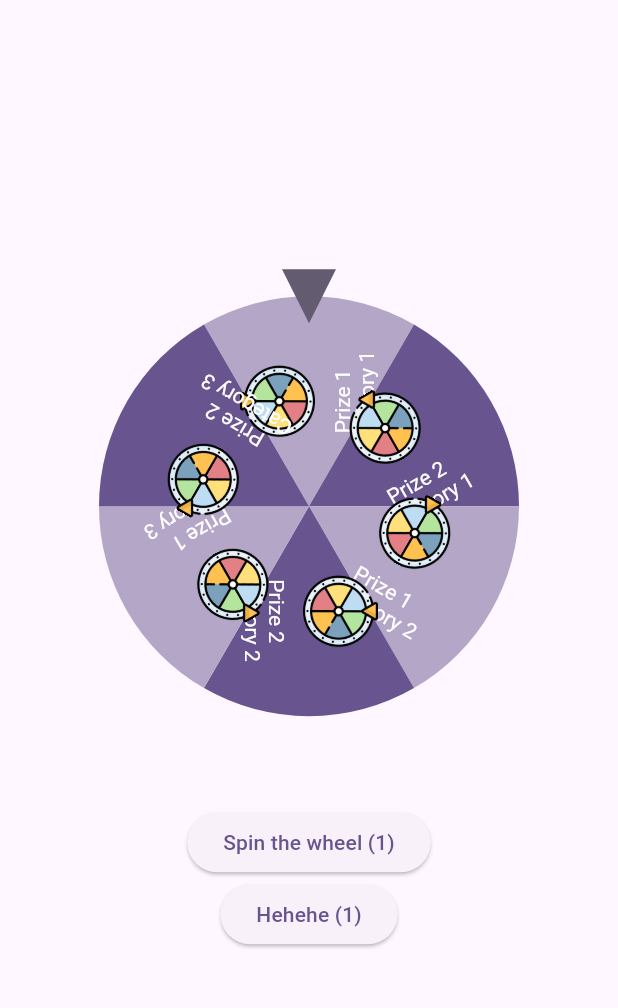
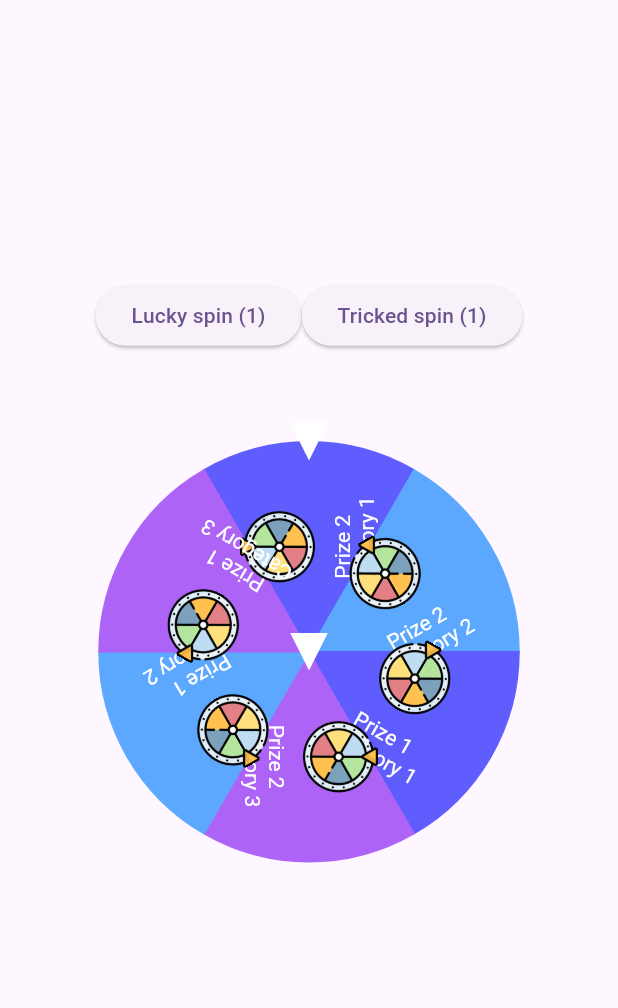
Before and after one commit to GrowersGoCore/cubit_demo, a Flutter app: the screen it shows after launch, on a phone screen of 412 x 824 dp, the part 63-1071 px from its top. Run offline on Flutter 3.47's test engine with Material 3 defaults, Android fonts, the phone set to English and light mode, and no system bars; drawn by our look-alikes of flutter_fortune_wheel; our stand-ins replace bloc, equatable, flutter_bloc, rive, rxdart.

Commit message:
no pan physics and wheel customization

```diff
--- a/fortune_wheel/lib/fortune_wheel/bloc/wheel_cubit.dart
+++ b/fortune_wheel/lib/fortune_wheel/bloc/wheel_cubit.dart
@@ -27,28 +27,34 @@ class FortuneWheelCubit extends Cubit<FortuneWheelState> {
         Prize(
             icon: 'assets/icon1.png',
             name: 'Prize 1',
-            category: Category.category1),
+            category: Category.category1,
+            categoryColor: CategoryColor.category1),
         Prize(
             icon: 'assets/icon1.png',
             name: 'Prize 2',
-            category: Category.category1),
+            category: Category.category1,
+            categoryColor: CategoryColor.category1),
         Prize(
             icon: 'assets/icon1.png',
             name: 'Prize 1',
-            category: Category.category2),
+            category: Category.category2,
+            categoryColor: CategoryColor.category2),
         Prize(
             icon: 'assets/icon1.png',
             name: 'Prize 2',
-            category: Category.category2),
+            category: Category.category2,
+            categoryColor: CategoryColor.category2),
         Prize(
             icon: 'assets/icon1.png',
             name: 'Prize 1',
-            category: Category.category3),
+            category: Category.category3,
+            categoryColor: CategoryColor.category3),
         Prize(
             icon: 'assets/icon1.png',
             name: 'Prize 2',
-            category: Category.category3),
-      ],
+            category: Category.category3,
+            categoryColor: CategoryColor.category3),
+      ]..shuffle(),
     ));
   }
 
--- a/fortune_wheel/lib/fortune_wheel/view/wheel_view.dart
+++ b/fortune_wheel/lib/fortune_wheel/view/wheel_view.dart
@@ -20,12 +20,61 @@ class FortuneWheelView extends StatelessWidget {
             child: Column(
               mainAxisAlignment: MainAxisAlignment.center,
               children: [
+                Row(
+                  mainAxisAlignment: MainAxisAlignment.center,
+                  children: [
+                    ElevatedButton(
+                      onPressed: () {
+                        state.canSpin && !state.isWheelSpinning
+                            ? cubit.spinTheWheel()
+                            : null;
+                      },
+                      child: state.canSpin
+                          ? Text('Lucky spin (${state.spins})')
+                          : const Text('No spins remaining'),
+                    ),
+                    ElevatedButton(
+                      onPressed: () {
+                        state.canSpin && !state.isWheelSpinning
+                            ? cubit.spinTheWheelTricked()
+                            : null;
+                      },
+                      child: state.canSpin
+                          ? Text('Tricked spin (${state.spins})')
+                          : const Text('No spins remaining'),
+                    ),
+                  ],
+                ),
+                const SizedBox(
+                  height: 25,
+                ),
                 SizedBox(
                   height: 350,
                   child: FortuneWheel(
                     animateFirst: false,
                     duration: const Duration(seconds: 3),
+                    physics: NoPanPhysics(),
                     selected: cubit.selected.stream,
+                    indicators: <FortuneIndicator>[
+                      FortuneIndicator(
+                        alignment: Alignment.topCenter,
+                        child: TriangleIndicator(
+                          color: Colors.white,
+                          width: 25,
+                          height: 25,
+                          elevation: 8,
+                        ),
+                      ),
+                      FortuneIndicator(
+                        alignment: Alignment.center,
+                        child: TriangleIndicator(
+                          color: Colors.white,
+                          width: 25,
+                          height: 25,
+                          elevation: 8,
+                        ),
+                      ),
+                    ],
                     items: [
                       for (final prize in state.prizes) ...<FortuneItem>{
                         FortuneItem(
@@ -44,40 +93,21 @@ class FortuneWheelView extends StatelessWidget {
                               Text(prize.getCategory()),
                             ],
                           ),
+                          style: FortuneItemStyle(
+                            color: prize.getCategoryColor(),
+                            borderColor: prize.getCategoryColor(),
+                            borderWidth: 1,
+                          ),
                         )
                       }
                     ],
                     onAnimationStart: () {},
                     onAnimationEnd: () {
                       final reward = state.prizes[cubit.selected.value];
-                      print(reward);
-                      state.prizes.remove(reward);
+                      print('${reward.name} ${reward.getCategory()}');
                       cubit.stopTheWheel();
                     },
                   ),
-                ),
-                const SizedBox(
-                  height: 25,
-                ),
-                ElevatedButton(
-                  onPressed: () {
-                    state.canSpin && !state.isWheelSpinning
-                        ? cubit.spinTheWheel()
-                        : null;
-                  },
-                  child: state.canSpin
-                      ? Text('Spin the wheel (${state.spins})')
-                      : const Text('No spins remaining'),
-                ),
-                ElevatedButton(
-                  onPressed: () {
-                    state.canSpin && !state.isWheelSpinning
-                        ? cubit.spinTheWheelTricked()
-                        : null;
-                  },
-                  child: state.canSpin
-                      ? Text('Hehehe (${state.spins})')
-                      : const Text('No spins remaining'),
                 ),
               ],
             ),
--- a/fortune_wheel/lib/prize/prize.dart
+++ b/fortune_wheel/lib/prize/prize.dart
@@ -1,19 +1,21 @@
-enum Category {
-  category1,
-  category2,
-  category3,
-}
+import 'package:flutter/material.dart';
+
+enum Category { category1, category2, category3 }
+
+enum CategoryColor { category1, category2, category3 }
 
 class Prize {
   Prize({
     required this.icon,
     required this.name,
     required this.category,
+    required this.categoryColor,
   });
 
   final String icon;
   final String name;
   final Category category;
+  final CategoryColor categoryColor;
 
   String getCategory() {
     switch (category) {
@@ -25,4 +27,15 @@ class Prize {
         return 'Category 3';
     }
   }
+
+  Color getCategoryColor() {
+    switch (categoryColor) {
+      case CategoryColor.category1:
+        return const Color(0xFF605DFF);
+      case CategoryColor.category2:
+        return const Color(0xFF5DA8FF);
+      case CategoryColor.category3:
+        return const Color(0xFFAD63F6);
+    }
+  }
 }
```
